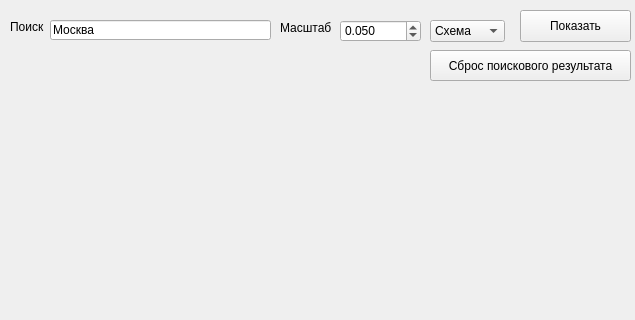
First picture: the form in qt.ui, repository Hotabuchic/apimap, before the edit; both pictures show x 0 to 635 and y 0 to 320 of the 635 by 558 pixel window.
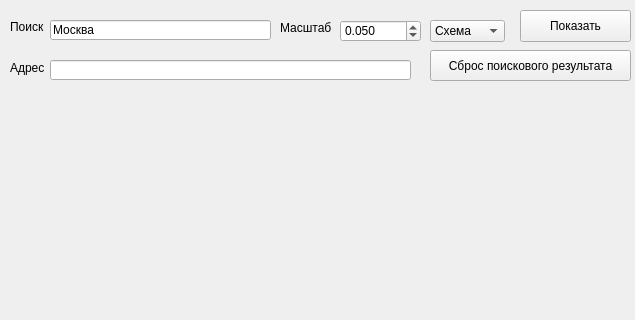
Second picture: the form after the edit.

Commit message: eighth task

```diff
--- a/qt.ui
+++ b/qt.ui
@@ -141,6 +141,32 @@
     <string>Сброс поискового результата</string>
    </property>
   </widget>
+  <widget class="QLabel" name="label_3">
+   <property name="geometry">
+    <rect>
+     <x>10</x>
+     <y>60</y>
+     <width>47</width>
+     <height>16</height>
+    </rect>
+   </property>
+   <property name="text">
+    <string>Адрес</string>
+   </property>
+  </widget>
+  <widget class="QLineEdit" name="address">
+   <property name="geometry">
+    <rect>
+     <x>50</x>
+     <y>60</y>
+     <width>361</width>
+     <height>20</height>
+    </rect>
+   </property>
+   <property name="readOnly">
+    <bool>true</bool>
+   </property>
+  </widget>
  </widget>
  <resources/>
  <connections/>
```
The commit also changes 1 other file.
